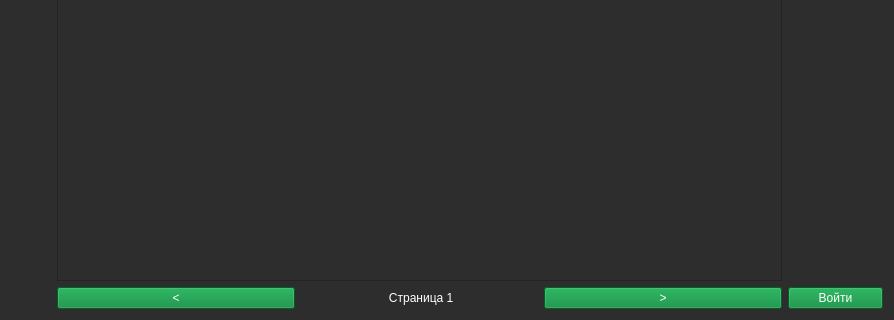
This is form/shikimoriUI.ui in brandonzorn/Nlight as Qt 5 draws it before an edit; both pictures show x 0 to 894 and y 254 to 574 of the 894 by 574 pixel window. The edited form follows.
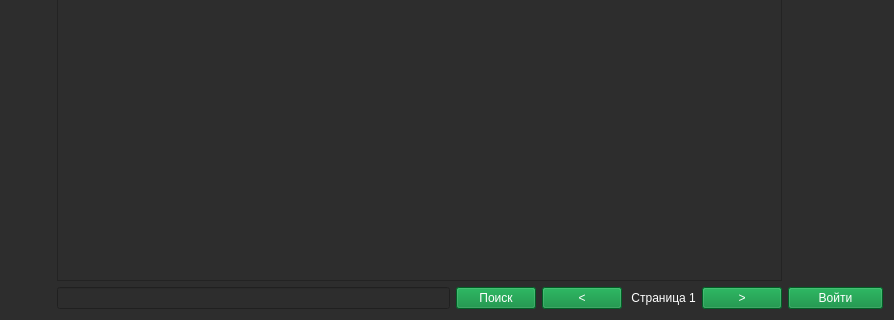
This is the edited form. Icons and pictures are not drawn.

Commit message: Added Shikimori account search

What changed in the file:
```diff
--- a/form/shikimoriUI.ui
+++ b/form/shikimoriUI.ui
@@ -90,6 +90,25 @@
      </item>
      <item>
       <layout class="QHBoxLayout" name="horizontalLayout_2">
+       <item>
+        <widget class="QLineEdit" name="line_search">
+         <property name="styleSheet">
+          <string notr="true">background-color: rgb(45, 45, 45);
+color: rgb(255, 255, 255);</string>
+         </property>
+        </widget>
+       </item>
+       <item>
+        <widget class="QPushButton" name="btn_search">
+         <property name="styleSheet">
+          <string notr="true">background-color: rgb(0, 133, 52);
+color: rgb(255, 255, 255);</string>
+         </property>
+         <property name="text">
+          <string>Поиск</string>
+         </property>
+        </widget>
+       </item>
        <item>
         <widget class="QPushButton" name="prev_page">
          <property name="styleSheet">
```
The commit also changes 3 other files.
